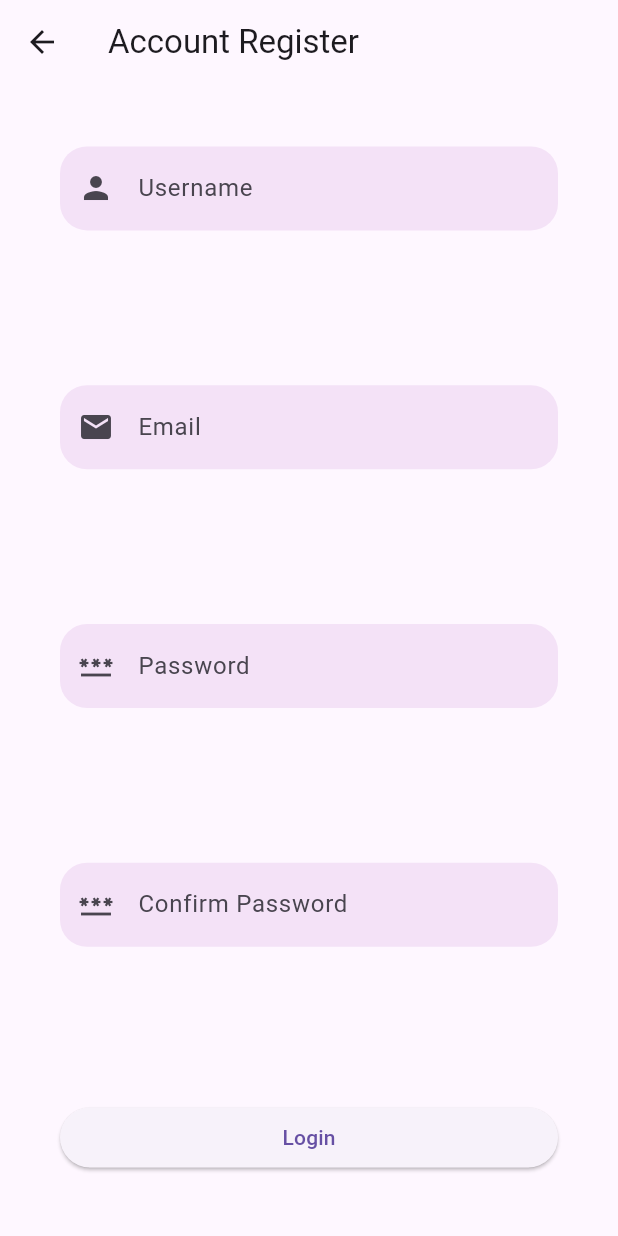
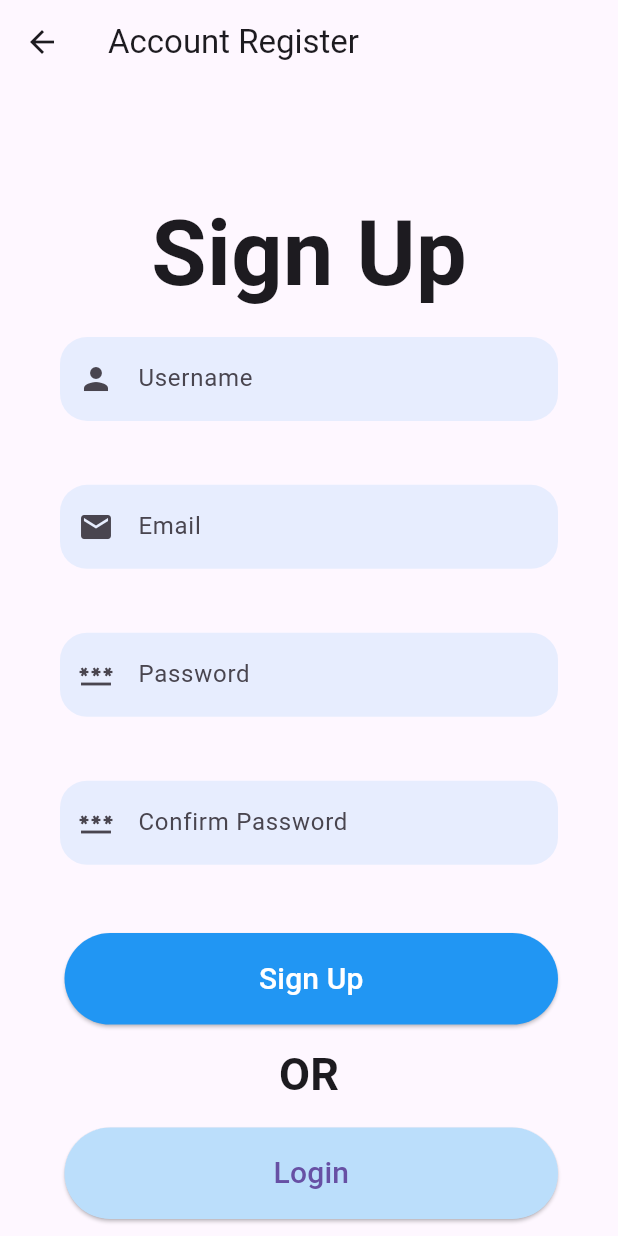
Before and after one commit to TA-Solaris/Fusion-Hackathon-2024, a Flutter app: the RegisterPageView screen opened by its route, on a phone screen of 412 x 824 dp. Run offline on Flutter 3.47's test engine with Material 3 defaults, Android fonts, the phone set to English and light mode, and no system bars; generated files the repository leaves out were written again.

Commit message:
Register Page made

```diff
--- a/FusionClockApp/lib/src/accounts_pages/register_page_view.dart
+++ b/FusionClockApp/lib/src/accounts_pages/register_page_view.dart
@@ -12,6 +12,8 @@ class RegisterPageView extends StatefulWidget {
 class RegisterPageState extends State<RegisterPageView> {
   void submitButton() {}
 
+  MaterialColor themeColor = Colors.blue;
+
   Widget fieldDecoration(icon, text) {
     return TextField(
       decoration: InputDecoration(
@@ -19,7 +21,7 @@ class RegisterPageState extends State<RegisterPageView> {
           border: OutlineInputBorder(
               borderRadius: BorderRadius.circular(18),
               borderSide: BorderSide.none),
-          fillColor: Colors.purple.withOpacity(0.1),
+          fillColor: themeColor.withOpacity(0.1),
           filled: true,
           prefixIcon: Icon(icon)),
     );
@@ -31,13 +33,23 @@ class RegisterPageState extends State<RegisterPageView> {
       appBar: AppBar(
         title: const Text('Account Register'),
       ),
-      body: Padding(
+      body: Container(
         padding: const EdgeInsets.symmetric(horizontal: 40),
+        height: MediaQuery.of(context).size.height - 50,
         child: Center(
           child: Column(
             mainAxisAlignment: MainAxisAlignment.spaceEvenly,
             crossAxisAlignment: CrossAxisAlignment.stretch,
             children: [
+              const Column(
+                children: [
+                  SizedBox(height: 60),
+                  Text(
+                    "Sign Up",
+                    style: TextStyle(fontSize: 60, fontWeight: FontWeight.bold),
+                  )
+                ],
+              ),
               fieldDecoration(Icons.person, "Username"),
               const SizedBox(height: 20),
               fieldDecoration(Icons.email, "Email"),
@@ -46,7 +58,35 @@ class RegisterPageState extends State<RegisterPageView> {
               const SizedBox(height: 20),
               fieldDecoration(Icons.password, "Confirm Password"),
               const SizedBox(height: 20),
-              ElevatedButton(onPressed: submitButton, child: Text('Login'))
+              Container(
+                padding: const EdgeInsets.only(top: 3, left: 3),
+                child: ElevatedButton(
+                  onPressed: submitButton,
+                  style: ElevatedButton.styleFrom(
+                      shape: const StadiumBorder(),
+                      padding: const EdgeInsets.symmetric(vertical: 16),
+                      backgroundColor: themeColor),
+                  child: const Text('Sign Up',
+                      style: TextStyle(fontSize: 20, color: Colors.white)),
+                ),
+              ),
+              const Center(
+                child: Text(
+                  "OR",
+                  style: TextStyle(fontSize: 30, fontWeight: FontWeight.bold),
+                ),
+              ),
+              Container(
+                padding: const EdgeInsets.only(top: 3, left: 3),
+                child: ElevatedButton(
+                  onPressed: submitButton,
+                  style: ElevatedButton.styleFrom(
+                      shape: const StadiumBorder(),
+                      padding: const EdgeInsets.symmetric(vertical: 16),
+                      backgroundColor: themeColor.shade100),
+                  child: const Text('Login', style: TextStyle(fontSize: 20)),
+                ),
+              )
             ],
           ),
         ),
```
